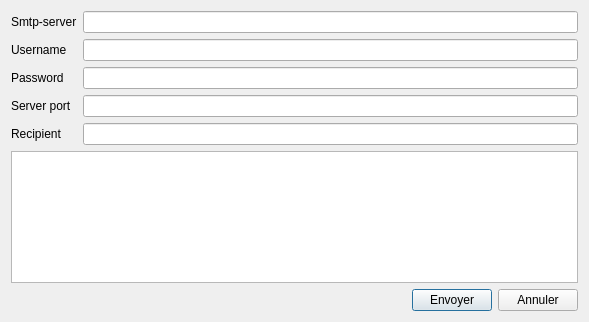
dhiaabdelli1/Wedding_planner_2A1, file Dhia/dialog.ui: the form before one commit.
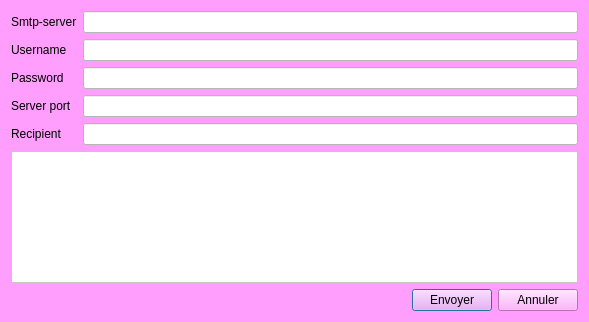
The form after the commit.

Diff of the .ui file:
```diff
--- a/Dhia/dialog.ui
+++ b/Dhia/dialog.ui
@@ -13,6 +13,12 @@
   <property name="windowTitle">
    <string>Dialog</string>
   </property>
+  <property name="styleSheet">
+   <string notr="true">background-color: rgb(255, 158, 253);
+font: 8pt &quot;Forte&quot;;
+color:rgb(0,0,0);
+</string>
+  </property>
   <layout class="QHBoxLayout" name="horizontalLayout_2">
    <item>
     <layout class="QVBoxLayout" name="verticalLayout">
@@ -26,7 +32,11 @@
         </widget>
        </item>
        <item row="0" column="1">
-        <widget class="QLineEdit" name="server"/>
+        <widget class="QLineEdit" name="server">
+         <property name="styleSheet">
+          <string notr="true">background-color: rgb(255, 255, 255);</string>
+         </property>
+        </widget>
        </item>
        <item row="1" column="0">
         <widget class="QLabel" name="nomLabel">
@@ -36,7 +46,11 @@
         </widget>
        </item>
        <item row="1" column="1">
-        <widget class="QLineEdit" name="uname"/>
+        <widget class="QLineEdit" name="uname">
+         <property name="styleSheet">
+          <string notr="true">background-color: rgb(255, 255, 255);</string>
+         </property>
+        </widget>
        </item>
        <item row="2" column="0">
         <widget class="QLabel" name="prenomLabel">
@@ -46,7 +60,11 @@
         </widget>
        </item>
        <item row="2" column="1">
-        <widget class="QLineEdit" name="passwd"/>
+        <widget class="QLineEdit" name="passwd">
+         <property name="styleSheet">
+          <string notr="true">background-color: rgb(255, 255, 255);</string>
+         </property>
+        </widget>
        </item>
        <item row="3" column="0">
         <widget class="QLabel" name="serverPortLabel">
@@ -56,7 +74,11 @@
         </widget>
        </item>
        <item row="3" column="1">
-        <widget class="QLineEdit" name="port"/>
+        <widget class="QLineEdit" name="port">
+         <property name="styleSheet">
+          <string notr="true">background-color: rgb(255, 255, 255);</string>
+         </property>
+        </widget>
        </item>
        <item row="4" column="0">
         <widget class="QLabel" name="recipientLabel">
@@ -66,12 +88,20 @@
         </widget>
        </item>
        <item row="4" column="1">
-        <widget class="QLineEdit" name="recipient"/>
+        <widget class="QLineEdit" name="recipient">
+         <property name="styleSheet">
+          <string notr="true">background-color: rgb(255, 255, 255);</string>
+         </property>
+        </widget>
        </item>
       </layout>
      </item>
      <item>
-      <widget class="QTextEdit" name="message"/>
+      <widget class="QTextEdit" name="message">
+       <property name="styleSheet">
+        <string notr="true">background-color: rgb(255, 255, 255);</string>
+       </property>
+      </widget>
      </item>
      <item>
       <spacer name="verticalSpacer">
```
